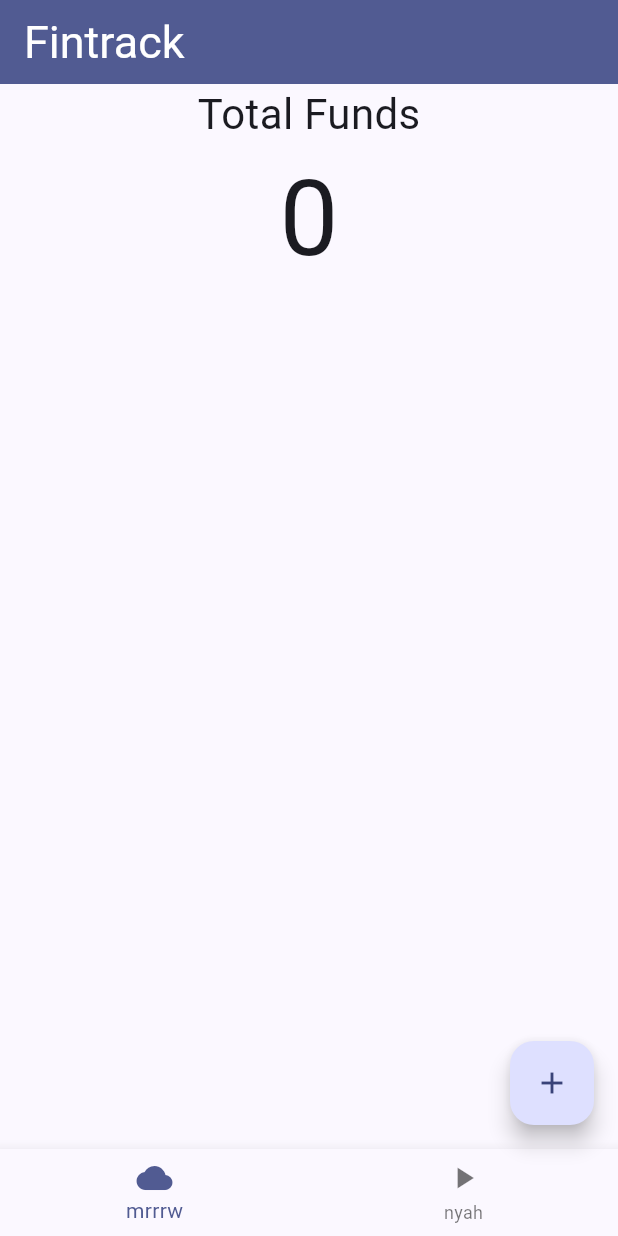
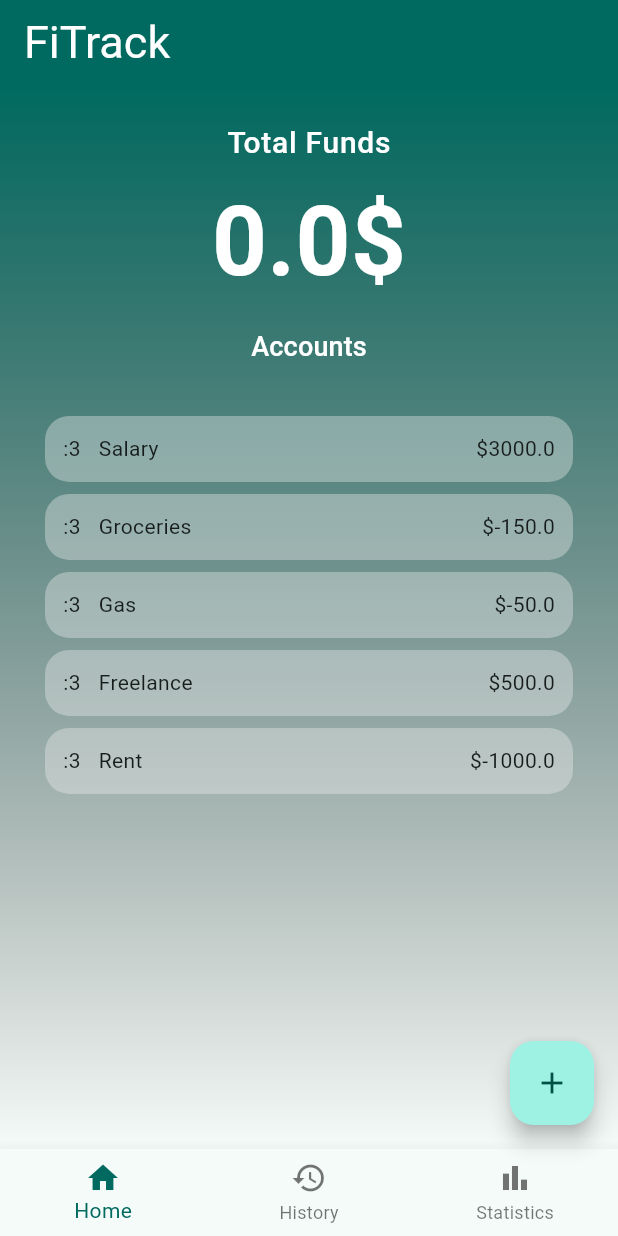
Before and after one commit to karydesc/FiTrack, a Flutter app: the screen it shows after launch, on a phone screen of 412 x 824 dp. Run offline on Flutter 3.47's test engine with Material 3 defaults, Android fonts, the phone set to English and light mode, and no system bars; missing offline and left inert: dart:ffi.

Commit message:
added bottom navbar, implemented balanceview widget, implemnted recents list widget, ui is starting to take shape

```diff
--- a/lib/main.dart
+++ b/lib/main.dart
@@ -15,9 +15,9 @@ class AppRoot extends StatelessWidget {
       title: "Finance Tracker",
       theme: ThemeData(
         useMaterial3: true,
-        colorScheme: ColorScheme.fromSeed(seedColor: Colors.indigo),
+        colorScheme: ColorScheme.fromSeed(seedColor: Colors.teal),
       ),
-      home: const MainScreen(title: 'Fintrack'),
+      home: const MainScreen(title: 'FiTrack'),
     );
   }
 }
--- a/lib/screens/MainScreen.dart
+++ b/lib/screens/MainScreen.dart
@@ -1,7 +1,7 @@
-import 'dart:ffi';
+import 'package:flutter/material.dart';
+import 'dart:ui';
 
-import 'package:flutter/cupertino.dart';
-import 'package:flutter/material.dart';
+import 'package:personalfinancetracker/models/Transaction.dart';
 
 class MainScreen extends StatefulWidget {
   const MainScreen({super.key, required this.title});
@@ -11,61 +11,243 @@ class MainScreen extends StatefulWidget {
   State<MainScreen> createState() => _MainScreenState();
 }
 
-class TotalFundsContainer extends StatelessWidget {
-  final int text;
-  const TotalFundsContainer({super.key, required this.text});
+class TotalFundsWidget extends StatelessWidget {
+  final double money;
+  const TotalFundsWidget({super.key, required this.money});
 
   @override
   Widget build(BuildContext context) {
-    return Column(
-      children: [
-        Text("Total Funds",
-          textScaler: TextScaler.linear(2),
-        ),
-        Text(
-          "$text",
-          textScaler: TextScaler.linear(5),
-        )
-      ],
+    return Container(
+      padding: const EdgeInsets.symmetric(horizontal: 32),
+      child: Column(
+        mainAxisSize: MainAxisSize.min,
+        children: [
+          Text(
+            "Total Funds",
+            style: TextStyle(
+              fontSize: 20,
+              fontWeight: FontWeight.w500,
+              color: Colors.white,
+              letterSpacing: 0.5,
+              height: 2,
+            ),
+          ),
+          Text(
+            "$money\$",
+            style: const TextStyle(
+              fontSize: 64,
+              fontWeight: FontWeight.bold,
+              color: Colors.white,
+            ),
+          ),
+        ],
+      ),
+    );
+  }
+}
+
+class RecentTransactionsWidget extends StatelessWidget {
+  final List<Transaction> transactions;
+
+  const RecentTransactionsWidget({super.key, required this.transactions});
+
+  Widget listItem(Transaction transaction) {
+    return Container(
+      margin: const EdgeInsets.symmetric(vertical: 4, horizontal: 30),
+      padding: const EdgeInsets.all(12),
+      decoration: BoxDecoration(
+        color: const Color.fromARGB(96, 238, 238, 238),
+        borderRadius: BorderRadius.circular(16),
+      ),
+      child: Row(
+        children: [
+          const Text(":3"),
+
+          const SizedBox(width: 12),
+
+          Text(transaction.text),
+
+          const Spacer(),
+
+          Text("\$${transaction.amount}"),
+        ],
+      ),
+    );
+  }
+
+  @override
+  Widget build(BuildContext context) {
+    return Container(
+      constraints: BoxConstraints(maxHeight: 300),
+
+      child: Column(
+        mainAxisAlignment: MainAxisAlignment.start,
+        children: <Widget>[
+          Expanded(
+            child: ListView.builder(
+              shrinkWrap: true,
+              physics: const NeverScrollableScrollPhysics(),
+              itemCount: 5,
+              itemBuilder: (context, index) {
+                return listItem(transactions[index]);
+              },
+            ),
+          ),
+        ],
+      ),
     );
   }
 }
 
 class _MainScreenState extends State<MainScreen> {
-  int counter = 0;
-
+  double money = 0;
+  List<Transaction> transactions = [
+    Transaction(
+      id: '1',
+      text: 'Salary',
+      amount: 3000.0,
+      type: TransactionType.income,
+      category: 'Salary',
+      date: DateTime.now(),
+      imagePath: null,
+    ),
+    Transaction(
+      id: '2',
+      text: 'Groceries',
+      amount: -150.0,
+      type: TransactionType.expense,
+      category: 'Food',
+      date: DateTime.now().subtract(Duration(days: 1)),
+      imagePath: null,
+    ),
+    Transaction(
+      id: '3',
+      text: 'Gas',
+      amount: -50.0,
+      type: TransactionType.expense,
+      category: 'Transport',
+      date: DateTime.now().subtract(Duration(days: 2)),
+      imagePath: null,
+    ),
+    Transaction(
+      id: '4',
+      text: 'Freelance',
+      amount: 500.0,
+      type: TransactionType.income,
+      category: 'Freelance',
+      date: DateTime.now().subtract(Duration(days: 3)),
+      imagePath: null,
+    ),
+    Transaction(
+      id: '5',
+      text: 'Rent',
+      amount: -1000.0,
+      type: TransactionType.expense,
+      category: 'Housing',
+      date: DateTime.now().subtract(Duration(days: 30)),
+      imagePath: null,
+    ),
+    Transaction(
+      id: '6',
+      text: 'Coffee',
+      amount: -5.0,
+      type: TransactionType.expense,
+      category: 'Food',
+      date: DateTime.now(),
+      imagePath: null,
+    ),
+    Transaction(
+      id: '7',
+      text: 'Bonus',
+      amount: 200.0,
+      type: TransactionType.income,
+      category: 'Salary',
+      date: DateTime.now().subtract(Duration(days: 7)),
+      imagePath: null,
+    ),
+    Transaction(
+      id: '8',
+      text: 'Movie',
+      amount: -20.0,
+      type: TransactionType.expense,
+      category: 'Entertainment',
+      date: DateTime.now().subtract(Duration(days: 4)),
+      imagePath: null,
+    ),
+    Transaction(
+      id: '9',
+      text: 'Phone Bill',
+      amount: -30.0,
+      type: TransactionType.expense,
+      category: 'Utilities',
+      date: DateTime.now().subtract(Duration(days: 5)),
+      imagePath: null,
+    ),
+    Transaction(
+      id: '10',
+      text: 'Gift',
+      amount: 100.0,
+      type: TransactionType.income,
+      category: 'Other',
+      date: DateTime.now().subtract(Duration(days: 6)),
+      imagePath: null,
+    ),
+  ];
 
   @override
   Widget build(BuildContext context) {
     return Scaffold(
       appBar: AppBar(
         title: Text(widget.title),
-        titleTextStyle: TextStyle(
-          fontSize: 30,
-        ),
+        titleTextStyle: TextStyle(fontSize: 30),
         centerTitle: false,
         backgroundColor: Theme.of(context).primaryColor,
       ),
-      body: Center(
+      body: Container(
+        decoration: BoxDecoration(
+          gradient: LinearGradient(
+            begin: Alignment.topCenter,
+            end: Alignment.bottomCenter,
+            colors: [Theme.of(context).primaryColor, Colors.transparent],
+          ),
+        ),
+        child: Center(
           child: Column(
             children: [
-              TotalFundsContainer(text: counter,),
-          ])),
+              Spacer(flex: 1),
+              TotalFundsWidget(money: money),
+              TextButton(
+                onPressed: () {},
+                child: Text(
+                  "Accounts",
+                  style: TextStyle(color: Colors.white, fontSize: 18),
+                ),
+              ),
+              const SizedBox(height: 18),
+              RecentTransactionsWidget(transactions: transactions),
+              Spacer(flex: 10),
+            ],
+          ),
+        ),
+      ),
       floatingActionButton: FloatingActionButton(
         onPressed: () {
           setState(() {
-            counter++;
+            money++;
           });
         },
         child: const Icon(Icons.add),
       ),
       bottomNavigationBar: BottomNavigationBar(
-          items: [
-            BottomNavigationBarItem(icon: Icon(Icons.cloud), label: "mrrrw"),
-            BottomNavigationBarItem(icon: Icon(Icons.play_arrow), label: "nyah"),
-
-          ]),
-
+        items: [
+          BottomNavigationBarItem(icon: Icon(Icons.home), label: "Home"),
+          BottomNavigationBarItem(icon: Icon(Icons.history), label: "History"),
+          BottomNavigationBarItem(
+            icon: Icon(Icons.bar_chart),
+            label: "Statistics",
+          ),
+        ],
+      ),
     );
   }
 }
```
